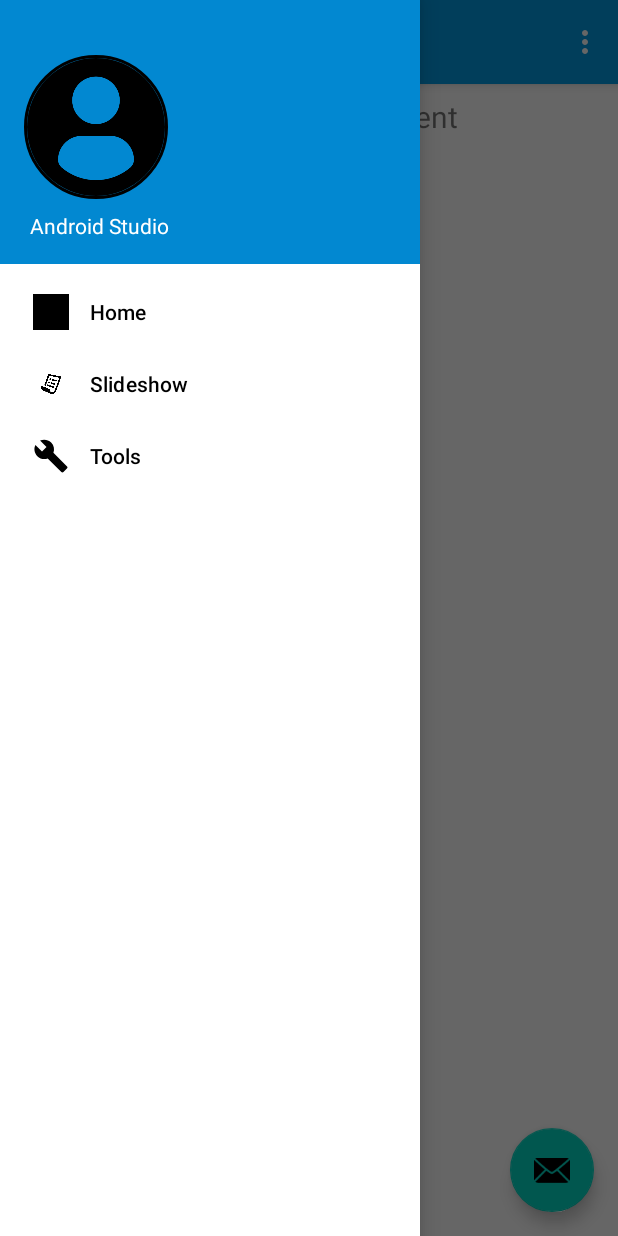
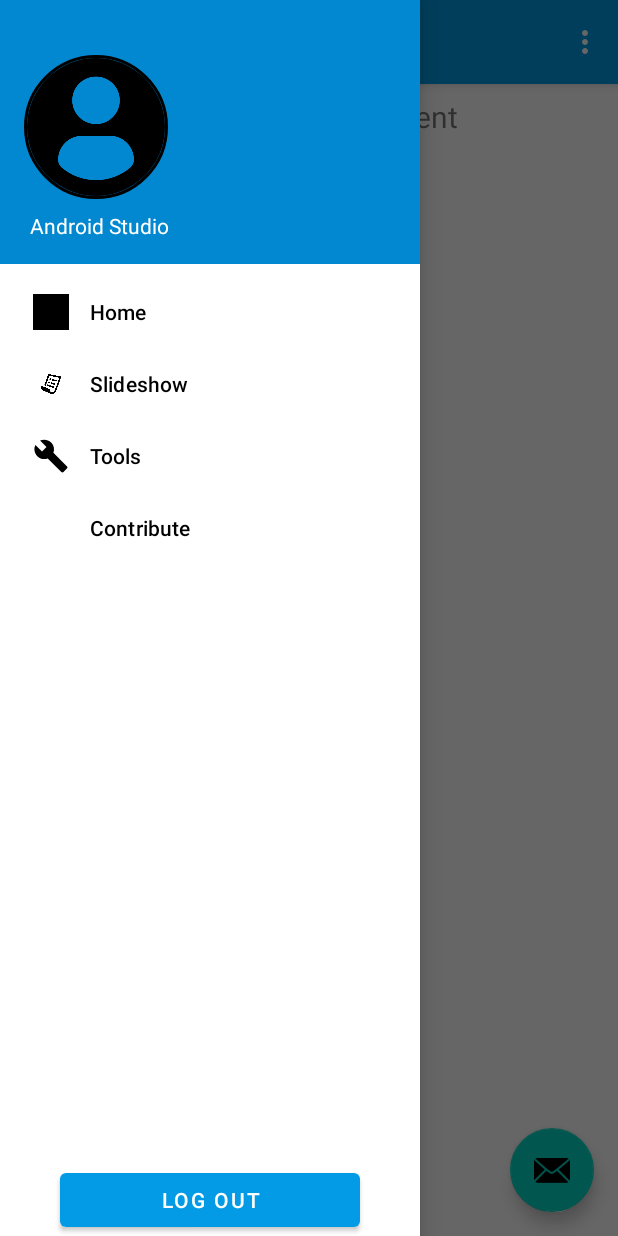
Before and after one commit to pkchit/Library, an Android app: the screen it shows after launch once a user with an empty profile is signed in (navigation), with the side drawer open, on a phone screen of 412 x 824 dp. Run offline under Robolectric (Android 15) with nearby library versions, the phone set to English and light mode, and no system bars; our stand-ins replace CircleImageView, Firebase (no records; nobody signed in at launch, a user with empty details on screens opened directly), navigation-ui.

```diff
--- a/app/src/main/java/com/example/library/ContributeActivity.java
+++ b/app/src/main/java/com/example/library/ContributeActivity.java
@@ -21,6 +21,7 @@ import com.google.android.gms.tasks.OnCompleteListener;
 import com.google.android.gms.tasks.OnFailureListener;
 import com.google.android.gms.tasks.OnSuccessListener;
 import com.google.android.gms.tasks.Task;
+import com.google.firebase.auth.FirebaseAuth;
 import com.google.firebase.database.DatabaseReference;
 import com.google.firebase.database.FirebaseDatabase;
 import com.google.firebase.storage.FirebaseStorage;
@@ -184,7 +185,8 @@ public class ContributeActivity extends AppCompatActivity
     private void saveBookInfoToDatabase()
     {
 
-
+        FirebaseAuth mAuth = FirebaseAuth.getInstance();
+        String email = mAuth.getUid();
         HashMap<String, Object> productMap = new HashMap<>();
         productMap.put("Bid", productRandomKey);
         productMap.put("date", saveCurrentDate);
@@ -201,6 +203,7 @@ public class ContributeActivity extends AppCompatActivity
 
                 if (task.isSuccessful())
                 {
+                    mProgressBar.setVisibility(View.INVISIBLE);
                     Toast.makeText(ContributeActivity.this , "Book Added Successfully", Toast.LENGTH_SHORT).show();
                 }
                 else
--- a/app/src/main/java/com/example/library/navigation.java
+++ b/app/src/main/java/com/example/library/navigation.java
@@ -1,10 +1,15 @@
 package com.example.library;
 
+import android.content.Intent;
 import android.os.Bundle;
 
+import com.google.android.gms.auth.api.signin.GoogleSignIn;
+import com.google.android.gms.auth.api.signin.GoogleSignInAccount;
+import com.google.android.gms.auth.api.signin.GoogleSignInClient;
 import com.google.android.material.floatingactionbutton.FloatingActionButton;
 import com.google.android.material.snackbar.Snackbar;
 
+import android.view.MenuItem;
 import android.view.View;
 
 import androidx.navigation.NavController;
@@ -13,6 +18,7 @@ import androidx.navigation.ui.AppBarConfiguration;
 import androidx.navigation.ui.NavigationUI;
 
 import com.google.android.material.navigation.NavigationView;
+import com.google.firebase.auth.FirebaseAuth;
 
 import androidx.drawerlayout.widget.DrawerLayout;
 
@@ -20,11 +26,14 @@ import androidx.appcompat.app.AppCompatActivity;
 import androidx.appcompat.widget.Toolbar;
 
 import android.view.Menu;
+import android.widget.Button;
 
-public class navigation extends AppCompatActivity {
+public class navigation extends AppCompatActivity{
 
     private AppBarConfiguration mAppBarConfiguration;
-
+    private Button logoutButton;
+    private FirebaseAuth mAuth;
+    private NavigationView navigationView;
     @Override
     protected void onCreate(Bundle savedInstanceState) {
         super.onCreate(savedInstanceState);
@@ -51,6 +60,35 @@ public class navigation extends AppCompatActivity {
         NavController navController = Navigation.findNavController(this, R.id.nav_host_fragment);
         NavigationUI.setupActionBarWithNavController(this, navController, mAppBarConfiguration);
         NavigationUI.setupWithNavController(navigationView, navController);
+
+        logoutButton = findViewById(R.id.logout_button);
+        logoutButton.setOnClickListener(new View.OnClickListener() {
+            @Override
+            public void onClick(View v) {
+                mAuth= FirebaseAuth.getInstance();
+                // Firebase sign out
+                mAuth.signOut();
+
+
+
+
+                Intent home = new Intent(navigation.this, MainActivity.class);
+                startActivity(home);
+            }
+        });
+
+
+        navigationView= findViewById(R.id.nav_view);
+        MenuItem contribute = navigationView.getMenu().findItem(R.id.contribute_button);
+        contribute.setOnMenuItemClickListener(new MenuItem.OnMenuItemClickListener() {
+            @Override
+            public boolean onMenuItemClick(MenuItem item) {
+                Intent cont = new Intent(navigation.this, ContributeActivity.class);
+                startActivity(cont);
+                return true;
+            }
+        });
+
     }
 
     @Override
--- a/app/src/main/res/layout/activity_contribute.xml
+++ b/app/src/main/res/layout/activity_contribute.xml
@@ -5,6 +5,8 @@
     android:layout_width="match_parent"
     android:layout_height="match_parent"
     tools:context=".ContributeActivity">
+
+
     <ProgressBar
         android:id="@+id/progressBar"
         android:indeterminate="true"
--- a/app/src/main/res/layout/activity_navigation.xml
+++ b/app/src/main/res/layout/activity_navigation.xml
@@ -20,6 +20,16 @@
         android:layout_gravity="start"
         android:fitsSystemWindows="true"
         app:headerLayout="@layout/nav_header_navigation"
-        app:menu="@menu/activity_navigation_drawer" />
+        app:menu="@menu/activity_navigation_drawer" >
+
+        <Button
+            android:id="@+id/logout_button"
+            android:layout_width="match_parent"
+            android:layout_height="wrap_content"
+            android:layout_gravity="bottom"
+            android:insetLeft="40dp"
+            android:insetRight="40dp"
+            android:text="log out" />
+    </com.google.android.material.navigation.NavigationView>
 
 </androidx.drawerlayout.widget.DrawerLayout>
--- a/app/src/main/res/menu/activity_navigation_drawer.xml
+++ b/app/src/main/res/menu/activity_navigation_drawer.xml
@@ -16,6 +16,10 @@
             android:id="@+id/nav_account_settings"
             android:icon="@drawable/ic_menu_manage"
             android:title="@string/menu_tools" />
+        <item
+            android:id="@+id/contribute_button"
+            android:title="Contribute"
+            />
 
     </group>
 
```
Also changed, not shown: app/src/main/java/com/example/library/MainActivity.java (+17 -14 lines).
